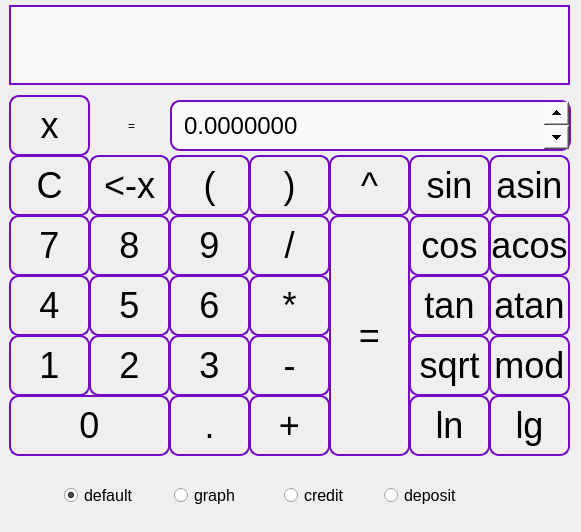
The window that src/s21_SmartCalc/mainwindow.ui (Sweezar/SmartCalculator.c) describes before a commit, drawn with Qt 5.
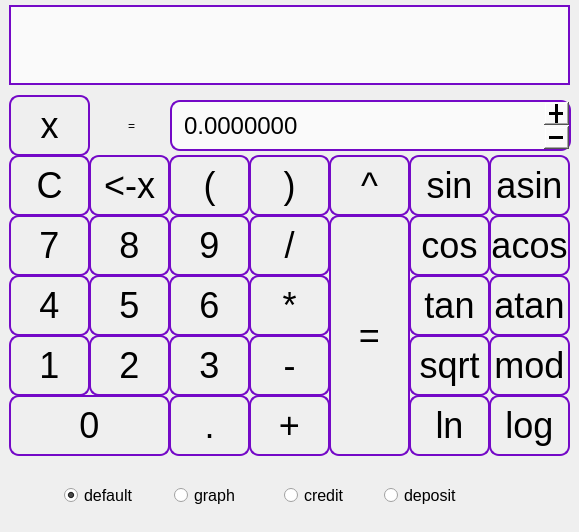
The same window after the commit.

What changed in the file:
```diff
--- a/src/s21_SmartCalc/mainwindow.ui
+++ b/src/s21_SmartCalc/mainwindow.ui
@@ -6,7 +6,7 @@
    <rect>
     <x>0</x>
     <y>0</y>
-    <width>581</width>
+    <width>579</width>
     <height>532</height>
    </rect>
   </property>
@@ -330,7 +330,7 @@
      <string notr="true"/>
     </property>
     <property name="text">
-     <string>lg</string>
+     <string>log</string>
     </property>
    </widget>
    <widget class="QPushButton" name="operation_button_ln">
@@ -661,6 +661,9 @@
 	color: white;
 }</string>
     </property>
+    <property name="buttonSymbols">
+     <enum>QAbstractSpinBox::PlusMinus</enum>
+    </property>
     <property name="decimals">
      <number>7</number>
     </property>
```
Left out of the diff: 2 changed lines with no effect on the pictures.
